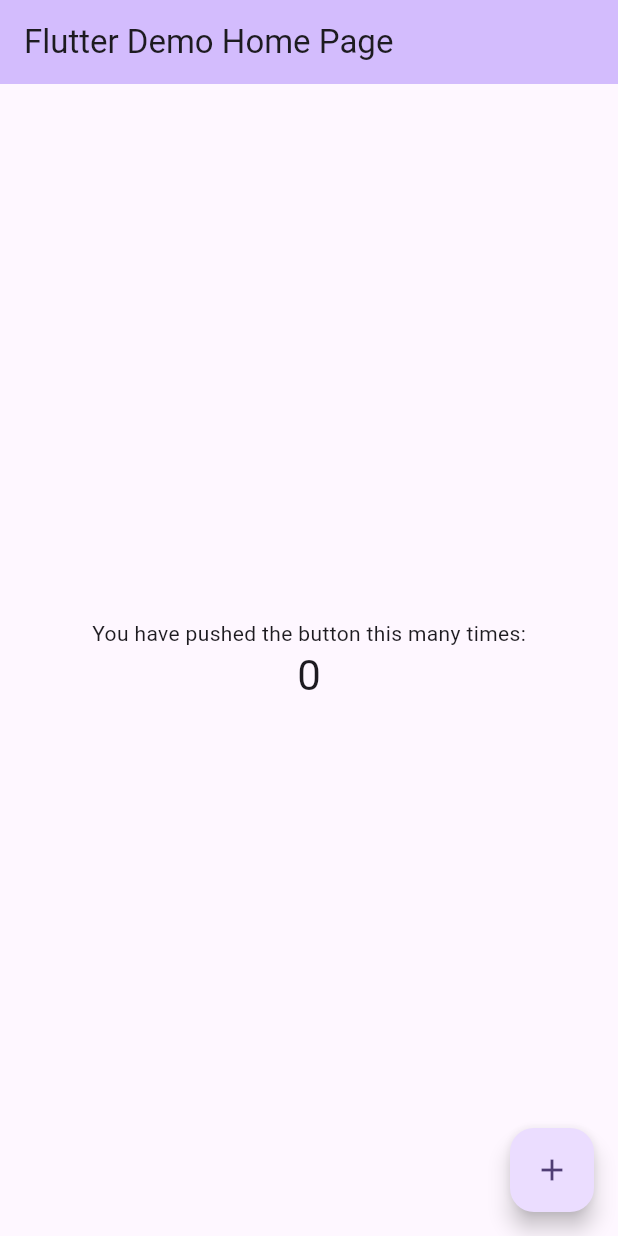
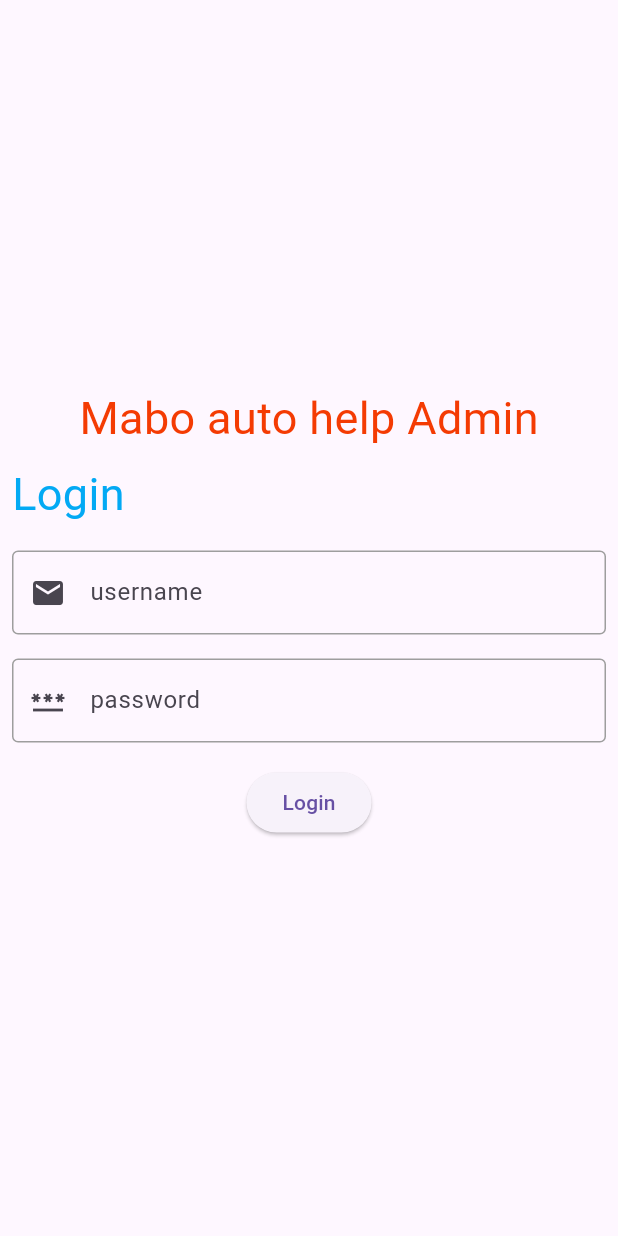
Before and after one commit to MaboAutoHelp/Flutter-Application-Mabo-auto-help-Admin, a Flutter app: the screen it shows after launch, on a phone screen of 412 x 824 dp. Run offline on Flutter 3.47's test engine with Material 3 defaults, Android fonts, the phone set to English and light mode, and no system bars.

Commit message:
chore: Add http package as a dependency

```diff
--- /dev/null
+++ b/lib/controller/Authcontroller.dart
@@ -0,0 +1,17 @@
+import 'dart:convert';
+
+// ignore: depend_on_referenced_packages
+import 'package:http/http.dart' as http;
+
+class Authcontroller {
+  Future LoginAuth(email, pwd) async {
+    var url = "http://192.168.1.21:8000/admin/login";
+    var response = await http.post(Uri.parse(url),
+        body: jsonEncode(<String, String>{'username': email, 'password': pwd}),
+        headers: {"Content-Type": "application/json"});
+    if (response.statusCode == 200) {
+      var data = jsonDecode(response.body);
+      return data;
+    }
+  }
+}
--- a/lib/main.dart
+++ b/lib/main.dart
@@ -1,3 +1,4 @@
+import 'package:app_admin/view/auth/Login.dart';
 import 'package:flutter/material.dart';
 
 void main() {
@@ -11,115 +12,7 @@
   @override
   Widget build(BuildContext context) {
     return MaterialApp(
-      title: 'Flutter Demo',
-      theme: ThemeData(
-        // This is the theme of your application.
-        //
-        // TRY THIS: Try running your application with "flutter run". You'll see
-        // the application has a purple toolbar. Then, without quitting the app,
-        // try changing the seedColor in the colorScheme below to Colors.green
-        // and then invoke "hot reload" (save your changes or press the "hot
-        // reload" button in a Flutter-supported IDE, or press "r" if you used
-        // the command line to start the app).
-        //
-        // Notice that the counter didn't reset back to zero; the application
-        // state is not lost during the reload. To reset the state, use hot
-        // restart instead.
-        //
-        // This works for code too, not just values: Most code changes can be
-        // tested with just a hot reload.
-        colorScheme: ColorScheme.fromSeed(seedColor: Colors.deepPurple),
-        useMaterial3: true,
-      ),
-      home: const MyHomePage(title: 'Flutter Demo Home Page'),
+      home: Login(),
     );
   }
 }
-
-class MyHomePage extends StatefulWidget {
-  const MyHomePage({super.key, required this.title});
-
-  // This widget is the home page of your application. It is stateful, meaning
-  // that it has a State object (defined below) that contains fields that affect
-  // how it looks.
-
-  // This class is the configuration for the state. It holds the values (in this
-  // case the title) provided by the parent (in this case the App widget) and
-  // used by the build method of the State. Fields in a Widget subclass are
-  // always marked "final".
-
-  final String title;
-
-  @override
-  State<MyHomePage> createState() => _MyHomePageState();
-}
-
-class _MyHomePageState extends State<MyHomePage> {
-  int _counter = 0;
-
-  void _incrementCounter() {
-    setState(() {
-      // This call to setState tells the Flutter framework that something has
-      // changed in this State, which causes it to rerun the build method below
-      // so that the display can reflect the updated values. If we changed
-      // _counter without calling setState(), then the build method would not be
-      // called again, and so nothing would appear to happen.
-      _counter++;
-    });
-  }
-
-  @override
-  Widget build(BuildContext context) {
-    // This method is rerun every time setState is called, for instance as done
-    // by the _incrementCounter method above.
-    //
-    // The Flutter framework has been optimized to make rerunning build methods
-    // fast, so that you can just rebuild anything that needs updating rather
-    // than having to individually change instances of widgets.
-    return Scaffold(
-      appBar: AppBar(
-        // TRY THIS: Try changing the color here to a specific color (to
-        // Colors.amber, perhaps?) and trigger a hot reload to see the AppBar
-        // change color while the other colors stay the same.
-        backgroundColor: Theme.of(context).colorScheme.inversePrimary,
-        // Here we take the value from the MyHomePage object that was created by
-        // the App.build method, and use it to set our appbar title.
-        title: Text(widget.title),
-      ),
-      body: Center(
-        // Center is a layout widget. It takes a single child and positions it
-        // in the middle of the parent.
-        child: Column(
-          // Column is also a layout widget. It takes a list of children and
-          // arranges them vertically. By default, it sizes itself to fit its
-          // children horizontally, and tries to be as tall as its parent.
-          //
-          // Column has various properties to control how it sizes itself and
-          // how it positions its children. Here we use mainAxisAlignment to
-          // center the children vertically; the main axis here is the vertical
-          // axis because Columns are vertical (the cross axis would be
-          // horizontal).
-          //
-          // TRY THIS: Invoke "debug painting" (choose the "Toggle Debug Paint"
-          // action in the IDE, or press "p" in the console), to see the
-          // wireframe for each widget.
-          mainAxisAlignment: MainAxisAlignment.center,
-          children: <Widget>[
-            const Text(
-              'You have pushed the button this many times:',
-            ),
-            Text(
-              '$_counter',
-              style: Theme.of(context).textTheme.headlineMedium,
-            ),
-          ],
-        ),
-      ),
-      floatingActionButton: FloatingActionButton(
-        onPressed: _incrementCounter,
-        tooltip: 'Increment',
-        child: const Icon(Icons.add),
-      ), // This trailing comma makes auto-formatting nicer for build methods.
-    );
-  }
-}
--- /dev/null
+++ b/lib/view/auth/Login.dart
@@ -0,0 +1,129 @@
+import 'package:app_admin/controller/Authcontroller.dart';
+import 'package:app_admin/view/Home.dart';
+import 'package:flutter/material.dart';
+
+
+class Login extends StatefulWidget {
+  const Login({Key? key});
+
+  @override
+  State<Login> createState() => _LoginState();
+}
+
+class _LoginState extends State<Login> {
+  TextEditingController email = TextEditingController();
+  TextEditingController pwd = TextEditingController();
+
+  GlobalKey<FormState> fromstate = GlobalKey<FormState>();
+
+  Authcontroller authcontroller = Authcontroller();
+
+  Login() async {
+    var formData = fromstate.currentState;
+
+    if (formData!.validate()) {
+      var data = await authcontroller.LoginAuth(email.text, pwd.text);
+      if (data["message"] == "User doesn't exists!" &&
+          data["message"] == "email or password is not correct") {
+        print("User doesn't exists! or  email or password is not correct");
+      } else {
+        print(data);
+        Navigator.push(context, MaterialPageRoute(builder: (context)=>Home(adminID: data['adminID'])));
+      }
+    } else {
+      print('Form is invalid');
+    }
+  }
+
+  @override
+  Widget build(BuildContext context) {
+    return Scaffold(
+        body: Center(
+      child: SingleChildScrollView(
+        child: Form(
+          key: fromstate,
+          child: Column(
+            mainAxisAlignment: MainAxisAlignment.center,
+            children: [
+              Text('Mabo auto help Admin',
+                  style: TextStyle(
+                      fontSize: 30, color: Color.fromARGB(255, 244, 59, 3))),
+
+              Padding(
+                padding: const EdgeInsets.all(8.0),
+                child: Row(
+                  children: [
+                    Text(
+                      'Login',
+                      style: TextStyle(fontSize: 30, color: Colors.lightBlue),
+                    ),
+                  ],
+                ),
+              ),
+
+              ///------------------Email---------------------
+              Padding(
+                padding: const EdgeInsets.all(8.0),
+                child: TextFormField(
+                  controller: email,
+                  validator: (val) {
+                    if (val!.isEmpty) {
+                      return 'username is required';
+                    }
+                    return null;
+                  },
+                  decoration: InputDecoration(
+                    hintText: "username",
+                    prefixIcon: Icon(Icons.email),
+                    enabledBorder: OutlineInputBorder(
+                      borderSide: BorderSide(color: Colors.grey),
+                    ),
+                    focusedBorder: OutlineInputBorder(
+                      borderSide: BorderSide(color: Colors.grey),
+                    ),
+                  ),
+                ),
+              ),
+
+              ///-------------------Pwd--------------------
+              Padding(
+                padding: const EdgeInsets.all(8.0),
+                child: TextFormField(
+                  controller: pwd,
+                  validator: (val) {
+                    if (val!.isEmpty) {
+                      return 'Password is required';
+                    }
+                    return null;
+                  },
+                  decoration: InputDecoration(
+                    hintText: "password",
+                    prefixIcon: Icon(Icons.password),
+                    enabledBorder: OutlineInputBorder(
+                      borderSide: BorderSide(color: Colors.grey),
+                    ),
+                    focusedBorder: OutlineInputBorder(
+                      borderSide: BorderSide(color: Colors.grey),
+                    ),
+                  ),
+                ),
+              ),
+
+              ///--------------------------------------
+              Padding(
+                padding: const EdgeInsets.all(8.0),
+                child: ElevatedButton(
+                  onPressed: () {
+                    Login();
+                  },
+                  child: Text('Login'),
+                ),
+              ),
+
+            ],
+          ),
+        ),
+      ),
+    ));
+  }
+}
--- a/pubspec.yaml
+++ b/pubspec.yaml
@@ -35,6 +35,7 @@ dependencies:
   # The following adds the Cupertino Icons font to your application.
   # Use with the CupertinoIcons class for iOS style icons.
   cupertino_icons: ^1.0.6
+  http: ^1.2.2
 
 dev_dependencies:
   flutter_test:
```
Also changed, not shown: lib/view/Home.dart (added, +52 -0 lines), pubspec.lock.
